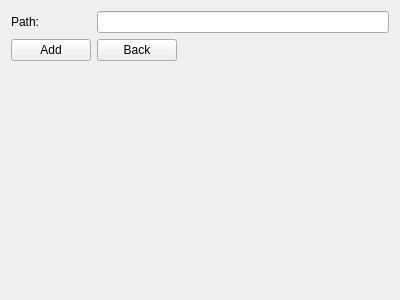
The window that GUI/importrubric.ui (Laucksy/CS-205-Project) describes before a commit, drawn with Qt 5.
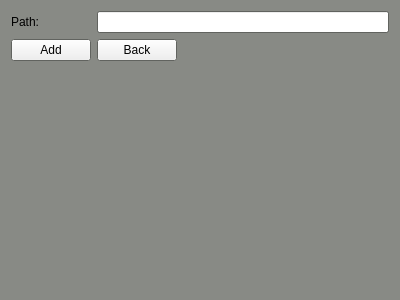
The same window after the commit.

Commit message: Fixed GUI colors and deleting feedback

```diff
--- a/GUI/importrubric.ui
+++ b/GUI/importrubric.ui
@@ -10,6 +10,70 @@
     <height>300</height>
    </rect>
   </property>
+  <property name="palette">
+   <palette>
+    <active>
+     <colorrole role="Base">
+      <brush brushstyle="SolidPattern">
+       <color alpha="255">
+        <red>255</red>
+        <green>255</green>
+        <blue>255</blue>
+       </color>
+      </brush>
+     </colorrole>
+     <colorrole role="Window">
+      <brush brushstyle="SolidPattern">
+       <color alpha="255">
+        <red>136</red>
+        <green>138</green>
+        <blue>133</blue>
+       </color>
+      </brush>
+     </colorrole>
+    </active>
+    <inactive>
+     <colorrole role="Base">
+      <brush brushstyle="SolidPattern">
+       <color alpha="255">
+        <red>255</red>
+        <green>255</green>
+        <blue>255</blue>
+       </color>
+      </brush>
+     </colorrole>
+     <colorrole role="Window">
+      <brush brushstyle="SolidPattern">
+       <color alpha="255">
+        <red>136</red>
+        <green>138</green>
+        <blue>133</blue>
+       </color>
+      </brush>
+     </colorrole>
+    </inactive>
+    <disabled>
+     <colorrole role="Base">
+      <brush brushstyle="SolidPattern">
+       <color alpha="255">
+        <red>136</red>
+        <green>138</green>
+        <blue>133</blue>
+       </color>
+      </brush>
+     </colorrole>
+     <colorrole role="Window">
+      <brush brushstyle="SolidPattern">
+       <color alpha="255">
+        <red>136</red>
+        <green>138</green>
+        <blue>133</blue>
+       </color>
+      </brush>
+     </colorrole>
+    </disabled>
+   </palette>
+  </property>
   <property name="windowTitle">
    <string>Form</string>
   </property>
```
The commit also changes 22 other files.
